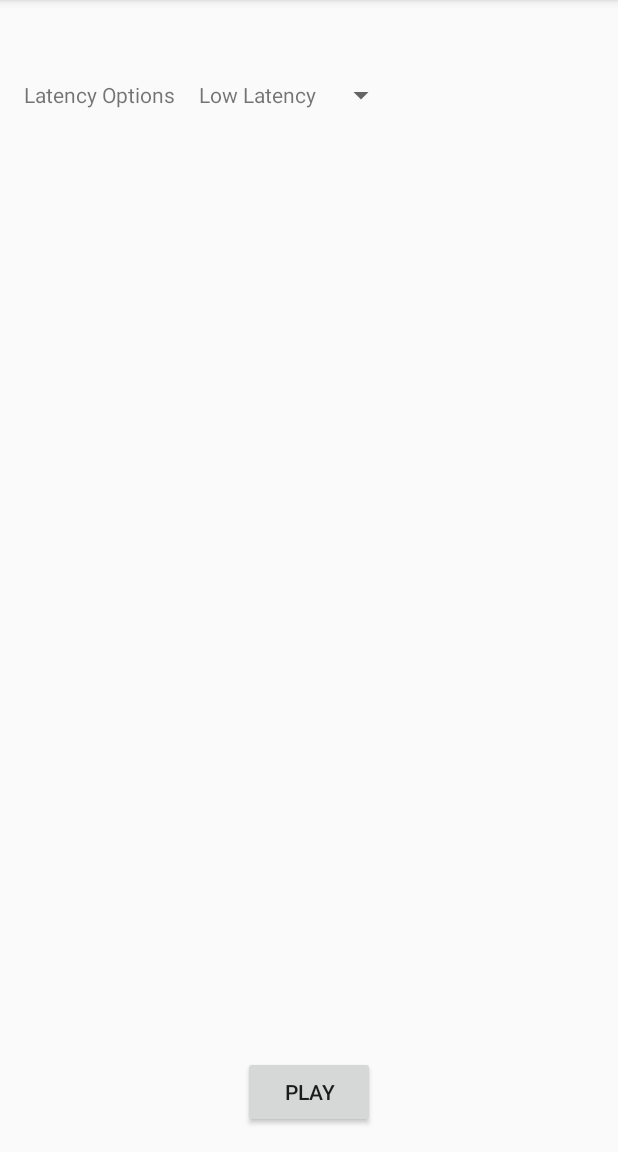
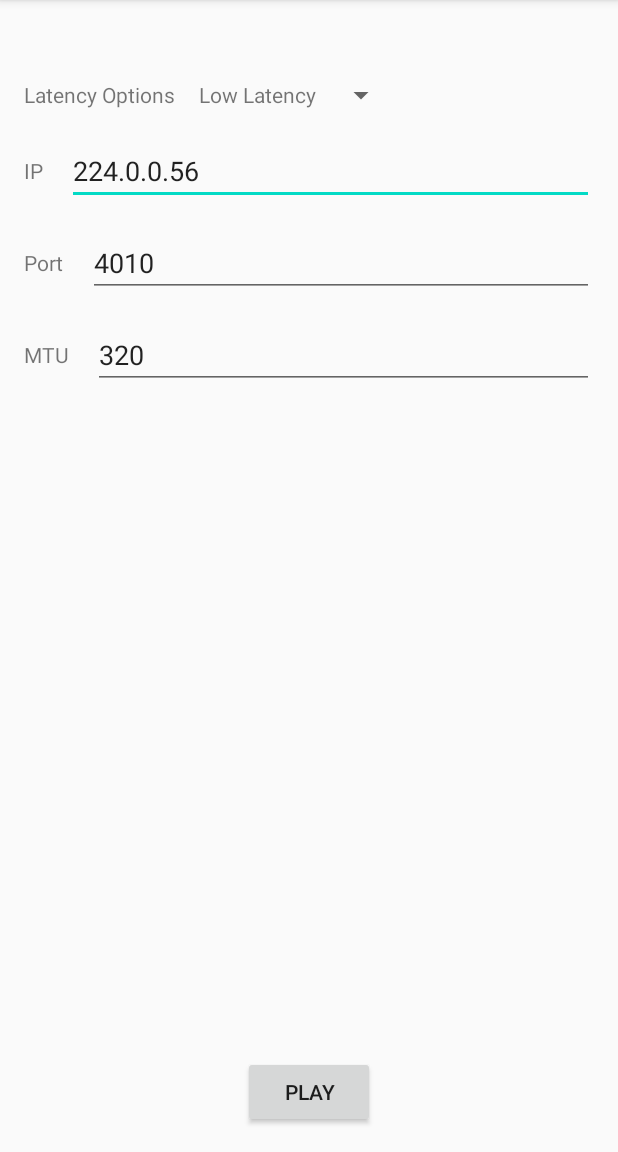
Before and after one commit to wenxin-wang/PulseDroidRtp, an Android app: the screen it shows after launch (MainActivity), on a phone screen of 412 x 824 dp, the part 84-1236 px from its top. Run offline under Robolectric (Android 15) with nearby library versions, the phone set to English and light mode, and no system bars.

Commit message:
configure latency/ip/port/mtu in ui

```diff
--- a/app/src/main/java/me/wenxinwang/pulsedroidrtp/MainActivity.java
+++ b/app/src/main/java/me/wenxinwang/pulsedroidrtp/MainActivity.java
@@ -1,6 +1,7 @@
 package me.wenxinwang.pulsedroidrtp;
 
 import android.content.Context;
+import android.content.SharedPreferences;
 import android.media.AudioManager;
 import android.os.Build;
 import android.support.v7.app.AppCompatActivity;
@@ -10,6 +11,7 @@ import android.view.View;
 import android.view.WindowManager;
 import android.widget.AdapterView;
 import android.widget.Button;
+import android.widget.EditText;
 import android.widget.SimpleAdapter;
 import android.widget.Spinner;
 import android.widget.TextView;
@@ -20,11 +22,24 @@ import java.util.List;
 
 public class MainActivity extends AppCompatActivity {
     private static final String[] LATENCY_OPTIONS = {"Low Latency", "None", "Power Saving"};
+    private static final String SHARRED_PREF_NAME = "PulseDroidRtp";
+    private static final String SHARED_PREF_LATENCY = "latency";
+    private static final String SHARED_PREF_IP = "ip";
+    private static final String SHARED_PREF_PORT = "port";
+    private static final String SHARED_PREF_MTU = "mtu";
 
-    private Spinner mLatencySpinner;
+
+    private Spinner mLatencySpinner = null;
+    private EditText mIpEdit = null;
+    private EditText mPortEdit = null;
+    private EditText mMtuEdit = null;
     private TextView mInfo = null;
     private Button mButton = null;
 
+    private int mLatencyOption = 0;
+    private String mIp = "224.0.0.56";
+    private int mPort = 4010;
+    private int mMtu = 320;
     private Boolean mPlaying = false;
 
     @Override
@@ -44,7 +59,23 @@ public class MainActivity extends AppCompatActivity {
             }
         });
 
+        mIpEdit = (EditText)findViewById(R.id.ipEdit);
+        mPortEdit = (EditText)findViewById(R.id.portEdit);
+        mMtuEdit = (EditText)findViewById(R.id.mtuEdit);
+
         setupLatencySpinner();
+
+        SharedPreferences sharedPref = getSharedPreferences(
+            SHARRED_PREF_NAME, Context.MODE_PRIVATE);
+        mLatencyOption = sharedPref.getInt(SHARED_PREF_LATENCY, 0);
+        mIp = sharedPref.getString(SHARED_PREF_IP, mIp);
+        mPort = sharedPref.getInt(SHARED_PREF_PORT, mPort);
+        mMtu = sharedPref.getInt(SHARED_PREF_MTU, mMtu);
+
+        mLatencySpinner.setSelection(mLatencyOption);
+        mIpEdit.setText(mIp);
+        mPortEdit.setText(String.valueOf(mPort));
+        mMtuEdit.setText(String.valueOf(mMtu));
     }
 
     /*
@@ -89,13 +120,42 @@ public class MainActivity extends AppCompatActivity {
             String sampleRateStr = myAudioMgr.getProperty(AudioManager.PROPERTY_OUTPUT_SAMPLE_RATE);
             String framesPerBurstStr = myAudioMgr.getProperty(AudioManager.PROPERTY_OUTPUT_FRAMES_PER_BUFFER);
             final String infoMsg =
-                "Default sampleRate:" + sampleRateStr + ", framesPerBurst:" + framesPerBurstStr;
+                "Default sampleRate: " + sampleRateStr + ", framesPerBurst: " + framesPerBurstStr;
             setInfoMsg(infoMsg);
         } else {
             setInfoMsg("Older version start");
         }
 
-        PulseRtpAudioEngine.create(this);
+        String ip = mIpEdit.getText().toString();
+        if (!ip.isEmpty()) {
+            mIp = ip;
+        }
+        try {
+            int port = Integer.parseInt(mPortEdit.getText().toString());
+            if (port > 0 && port <= 65535) {
+                mPort = port;
+            }
+        } catch(NumberFormatException nfe) {
+            System.out.println("Could not parse port " + nfe);
+        }
+        try {
+            int mtu = Integer.parseInt(mMtuEdit.getText().toString());
+            if (mtu > 0) {
+                mMtu = mtu;
+            }
+        } catch(NumberFormatException nfe) {
+            System.out.println("Could not parse port " + nfe);
+        }
+        SharedPreferences sharedPref = getSharedPreferences(
+            SHARRED_PREF_NAME, Context.MODE_PRIVATE);
+        SharedPreferences.Editor editor = sharedPref.edit();
+        editor.putInt(SHARED_PREF_LATENCY, mLatencyOption);
+        editor.putString(SHARED_PREF_IP, mIp);
+        editor.putInt(SHARED_PREF_PORT, mPort);
+        editor.putInt(SHARED_PREF_MTU, mMtu);
+        editor.commit();
+
+        PulseRtpAudioEngine.create(this, mLatencyOption, mIp, mPort, mMtu);
     }
 
     private void StopPlaying() {
@@ -125,7 +185,7 @@ public class MainActivity extends AppCompatActivity {
         mLatencySpinner.setOnItemSelectedListener(new AdapterView.OnItemSelectedListener() {
             @Override
             public void onItemSelected(AdapterView<?> adapterView, View view, int i, long l) {
-                PulseRtpAudioEngine.setLatencyOption(i);
+                mLatencyOption = i;
             }
 
             @Override
--- a/app/src/main/java/me/wenxinwang/pulsedroidrtp/PulseRtpAudioEngine.java
+++ b/app/src/main/java/me/wenxinwang/pulsedroidrtp/PulseRtpAudioEngine.java
@@ -12,11 +12,11 @@ public class PulseRtpAudioEngine {
         System.loadLibrary("pulsedroid-rtp");
     }
 
-    static boolean create(Context context){
+    static boolean create(Context context, int latencyOption, String ip, int port, int mtu){
 
         if (mEngineHandle == 0){
             setDefaultStreamValues(context);
-            mEngineHandle = native_createEngine();
+            mEngineHandle = native_createEngine(latencyOption, ip, port, mtu);
         }
         return (mEngineHandle != 0);
     }
@@ -40,13 +40,8 @@ public class PulseRtpAudioEngine {
         mEngineHandle = 0;
     }
 
-    static void setLatencyOption(int i) {
-        native_setLatencyOption(i);
-    }
-
     // Native methods
-    private static native long native_createEngine();
+    private static native long native_createEngine(int latencyOption, String ip, int port, int mtu);
     private static native void native_deleteEngine(long engineHandle);
     private static native void native_setDefaultStreamValues(int sampleRate, int framesPerBurst);
-    private static native void native_setLatencyOption(int latencyOption);
 }
--- a/app/src/main/res/layout/activity_main.xml
+++ b/app/src/main/res/layout/activity_main.xml
@@ -21,6 +21,7 @@
         android:layout_width="wrap_content"
         android:layout_height="wrap_content"
         android:layout_marginTop="@dimen/activity_vertical_margin"
+        android:layout_marginStart="@dimen/activity_horizontal_margin"
         android:orientation="horizontal"
         app:layout_constraintLeft_toLeftOf="parent"
         app:layout_constraintTop_toBottomOf="@+id/info">
@@ -28,17 +29,92 @@
             android:layout_width="wrap_content"
             android:layout_height="wrap_content"
             android:text="@string/latency_options"
-            android:layout_marginStart="@dimen/activity_horizontal_margin"
             android:id="@+id/latencyOptionsTitleText"
-            android:layout_marginLeft="@dimen/activity_horizontal_margin"
             android:layout_gravity="center_vertical"
             />
         <Spinner
             android:id="@+id/latencyOptionSpinner"
             android:layout_width="wrap_content"
             android:layout_height="wrap_content"
+            android:layout_marginLeft="@dimen/activity_horizontal_margin"
+            android:layout_gravity="center_vertical"/>
+    </LinearLayout>
+
+    <LinearLayout
+        android:id="@+id/ipContainer"
+        android:layout_width="fill_parent"
+        android:layout_height="wrap_content"
+        android:layout_marginTop="@dimen/activity_vertical_margin"
+        android:layout_marginRight="@dimen/activity_horizontal_margin"
+        android:layout_marginLeft="@dimen/activity_horizontal_margin"
+        android:orientation="horizontal"
+        app:layout_constraintLeft_toLeftOf="parent"
+        app:layout_constraintTop_toBottomOf="@+id/latencyOptionsContainer">
+        <TextView
+            android:layout_width="wrap_content"
+            android:layout_height="wrap_content"
+            android:text="@string/ip"
+            android:id="@+id/ipTitleText"
+            android:layout_gravity="center_vertical"
+            />
+        <EditText
+            android:id="@+id/ipEdit"
+            android:inputType="text"
+            android:layout_width="fill_parent"
+            android:layout_height="wrap_content"
             android:layout_marginStart="@dimen/activity_horizontal_margin"
-            android:layout_marginLeft="@dimen/activity_horizontal_margin"
+            android:layout_gravity="center_vertical"/>
+    </LinearLayout>
+
+    <LinearLayout
+        android:id="@+id/portContainer"
+        android:layout_width="fill_parent"
+        android:layout_height="wrap_content"
+        android:layout_marginTop="@dimen/activity_vertical_margin"
+        android:layout_marginRight="@dimen/activity_horizontal_margin"
+        android:layout_marginLeft="@dimen/activity_horizontal_margin"
+        android:orientation="horizontal"
+        app:layout_constraintLeft_toLeftOf="parent"
+        app:layout_constraintTop_toBottomOf="@+id/ipContainer">
+        <TextView
+            android:layout_width="wrap_content"
+            android:layout_height="wrap_content"
+            android:text="@string/port"
+            android:id="@+id/portTitleText"
+            android:layout_gravity="center_vertical"
+            />
+        <EditText
+            android:id="@+id/portEdit"
+            android:inputType="numberDecimal"
+            android:layout_width="fill_parent"
+            android:layout_height="wrap_content"
+            android:layout_marginStart="@dimen/activity_horizontal_margin"
+            android:layout_gravity="center_vertical"/>
+    </LinearLayout>
+
+    <LinearLayout
+        android:id="@+id/mtuContainer"
+        android:layout_width="fill_parent"
+        android:layout_height="wrap_content"
+        android:layout_marginTop="@dimen/activity_vertical_margin"
+        android:layout_marginRight="@dimen/activity_horizontal_margin"
+        android:layout_marginLeft="@dimen/activity_horizontal_margin"
+        android:orientation="horizontal"
+        app:layout_constraintLeft_toLeftOf="parent"
+        app:layout_constraintTop_toBottomOf="@+id/portContainer">
+        <TextView
+            android:layout_width="wrap_content"
+            android:layout_height="wrap_content"
+            android:text="@string/mtu"
+            android:id="@+id/mtuTitleText"
+            android:layout_gravity="center_vertical"
+            />
+        <EditText
+            android:id="@+id/mtuEdit"
+            android:inputType="numberDecimal"
+            android:layout_width="fill_parent"
+            android:layout_height="wrap_content"
+            android:layout_marginStart="@dimen/activity_horizontal_margin"
             android:layout_gravity="center_vertical"/>
     </LinearLayout>
 
--- a/app/src/main/res/values/strings.xml
+++ b/app/src/main/res/values/strings.xml
@@ -1,6 +1,11 @@
 <resources>
     <string name="app_name">PulseAudio Rtp Receiver</string>
+
     <string name="latency_options">Latency Options</string>
+    <string name="ip">IP</string>
+    <string name="port">Port</string>
+    <string name="mtu">MTU</string>
+
     <string name="play">Play</string>
     <string name="stop">Stop</string>
     <string name="description_key">description</string>
```
Also changed, not shown: 4 other files.
